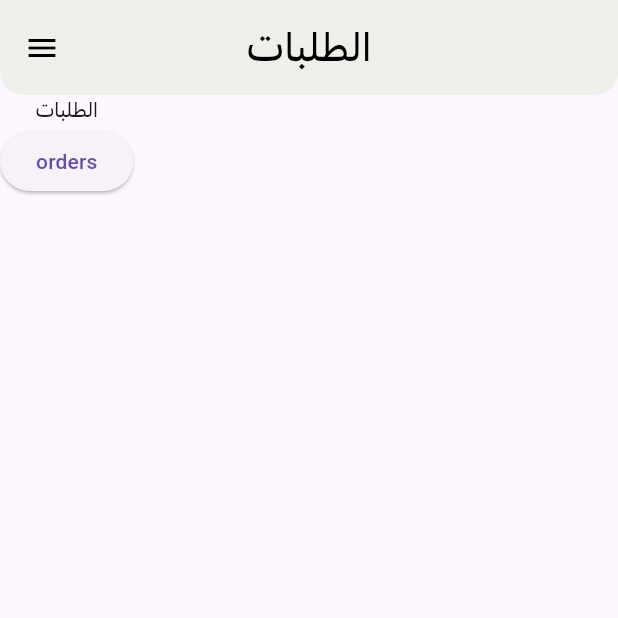
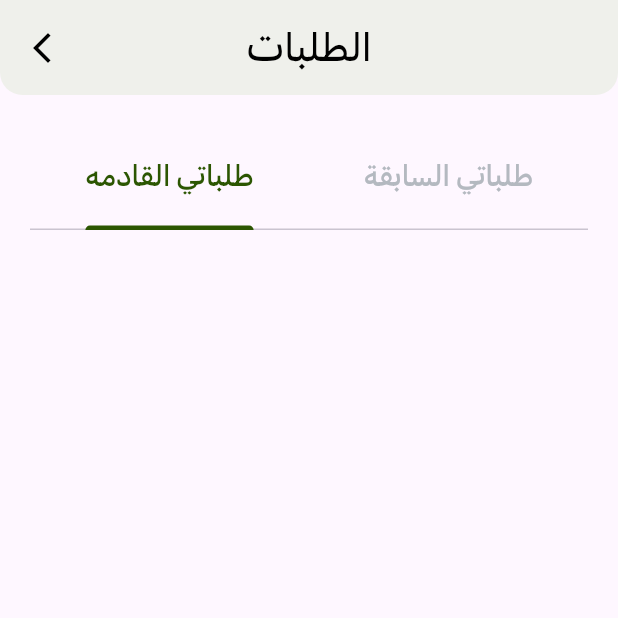
Before and after one commit to Raff22/final_bootcamp, a Flutter app: the ProviderBookingRequestsView screen opened directly, on a phone screen of 412 x 824 dp, the top half of it. Run offline on Flutter 3.47's test engine with Material 3 defaults, Android fonts, the phone set to English and light mode, and no system bars; our stand-ins replace bloc, cached_network_image, carousel_slider, easy_localization, flutter_bloc, flutter_dotenv and 4 more; missing offline and left inert: timer_button; accounts and stored records are empty.

Commit message:
orders provider done

```diff
--- a/fazzah_user/lib/bloc/order_bloc/order_bloc.dart
+++ b/fazzah_user/lib/bloc/order_bloc/order_bloc.dart
@@ -4,6 +4,7 @@ import 'package:fazzah_user/bloc/order_bloc/order_state.dart';
 import 'package:fazzah_user/database/get_data.dart';
 import 'package:fazzah_user/models/order_model.dart';
 import 'package:fazzah_user/models/provider_model.dart';
+import 'package:fazzah_user/models/user_model.dart';
 
 import 'package:flutter_bloc/flutter_bloc.dart';
 
@@ -20,7 +21,19 @@ class OrderBloc extends Bloc<OrderEvent, OrderState> {
 
         emit(ShowUserOrdersState(isDoneMap: isDone, notDoneMap: notDone));
       } catch (error) {
-        print(error.toString());
+        emit(OrderErrorState(error: "حدث خطأ في النظام"));
+      }
+    });
+    on<RequestAllProviderOrdersEvent>((event, emit) async {
+      emit(OrderLoadingState());
+      try {
+        final Map<Order, UserModel> isDone =
+            await SupaGetAndDelete().getDoneOrdersProvider();
+
+        final Map<Order, UserModel> notDone =
+            await SupaGetAndDelete().getNotDoneOrdersProvider();
+        emit(ShowProviderOrdersState(isDoneMap: isDone, notDoneMap: notDone));
+      } catch (error) {
         emit(OrderErrorState(error: "حدث خطأ في النظام"));
       }
     });
--- a/fazzah_user/lib/bloc/order_bloc/order_event.dart
+++ b/fazzah_user/lib/bloc/order_bloc/order_event.dart
@@ -1,3 +1,5 @@
 abstract class OrderEvent {}
 
 class RequestAllUserOrdersEvent extends OrderEvent {}
+
+class RequestAllProviderOrdersEvent extends OrderEvent {}
--- a/fazzah_user/lib/bloc/order_bloc/order_state.dart
+++ b/fazzah_user/lib/bloc/order_bloc/order_state.dart
@@ -1,5 +1,6 @@
 import 'package:fazzah_user/models/order_model.dart';
 import 'package:fazzah_user/models/provider_model.dart';
+import 'package:fazzah_user/models/user_model.dart';
 
 abstract class OrderState {}
 
@@ -12,6 +13,13 @@ class ShowUserOrdersState extends OrderState {
   ShowUserOrdersState({required this.isDoneMap, required this.notDoneMap});
 }
 
+class ShowProviderOrdersState extends OrderState {
+  final Map<Order, UserModel> isDoneMap;
+  final Map<Order, UserModel> notDoneMap;
+
+  ShowProviderOrdersState({required this.isDoneMap, required this.notDoneMap});
+}
+
 class OrderErrorState extends OrderState {
   final String error;
 
--- a/fazzah_user/lib/database/get_data.dart
+++ b/fazzah_user/lib/database/get_data.dart
@@ -184,8 +184,59 @@ class SupaGetAndDelete {
       } else {
         for (var map in response) {
           if (map['is_done'] == false) {
+            print("not doneeeee");
             final Order order = Order.fromJson(map);
             final ProviderModel temp = await getProvider(map['provider']);
+            data[order] = temp;
+          }
+        }
+        return data;
+      }
+    } catch (error) {
+      print(error.toString());
+      return data;
+    }
+  }
+
+  getDoneOrdersProvider() async {
+    final String id = supabase.auth.currentUser!.id;
+    Map<Order, UserModel> data = {};
+    try {
+      final response =
+          await supabase.from('orders').select().eq('provider', id);
+      if (response.isEmpty) {
+        return data;
+      } else {
+        print("getDoneOrdersProvider else");
+        for (var map in response) {
+          if (map['is_done']) {
+            final Order order = Order.fromJson(map);
+            final UserModel temp = await getUser(userId: map['user']);
+            print(temp.id);
+            data[order] = temp;
+          }
+        }
+        return data;
+      }
+    } catch (error) {
+      print(error.toString());
+      return data;
+    }
+  }
+
+  getNotDoneOrdersProvider() async {
+    final String id = supabase.auth.currentUser!.id;
+    Map<Order, UserModel> data = {};
+    try {
+      final response =
+          await supabase.from('orders').select().eq('provider', id);
+      if (response.isEmpty) {
+        return data;
+      } else {
+        for (var map in response) {
+          if (map['is_done'] == false) {
+            final Order order = Order.fromJson(map);
+            final UserModel temp = await getUser(userId: map['user']);
             data[order] = temp;
           }
         }
@@ -293,7 +344,7 @@ class SupaGetAndDelete {
   }
 
   //----------------- get User ------------------------
-  Future<UserModel?> getUser({required String userId}) async {
+  getUser({required String userId}) async {
     try {
       final response = await supabase.from('users').select().eq('id', userId);
       if (response.isEmpty) {
--- a/fazzah_user/lib/views/provider_view/provider_booking_requests_view.dart
+++ b/fazzah_user/lib/views/provider_view/provider_booking_requests_view.dart
@@ -1,32 +1,162 @@
+import 'package:fazzah_user/bloc/order_bloc/order_bloc.dart';
+import 'package:fazzah_user/bloc/order_bloc/order_event.dart';
+import 'package:fazzah_user/bloc/order_bloc/order_state.dart';
+import 'package:fazzah_user/constant/color.dart';
+import 'package:fazzah_user/constant/layout.dart';
+import 'package:fazzah_user/global/global_widget/container_widget.dart';
+import 'package:fazzah_user/global/global_widget/text_widget.dart';
+import 'package:fazzah_user/models/order_model.dart';
 import 'package:fazzah_user/models/provider_model.dart';
+import 'package:fazzah_user/models/user_model.dart';
 import 'package:fazzah_user/utils/extentions/navigaton_extentions.dart';
+import 'package:fazzah_user/utils/extentions/size_extentions.dart';
 import 'package:fazzah_user/utils/helpers/appbar_creator.dart';
-import 'package:fazzah_user/views/auth_views/signup_view/provider_views/provider_chat.dart';
-import 'package:fazzah_user/views/provider_view/provider_widget/drawer_provider_widget.dart';
+import 'package:fazzah_user/utils/helpers/map_splitter.dart';
+import 'package:fazzah_user/views/booking_views/tracking_view.dart';
+import 'package:fazzah_user/views/user_main_views/coustom_wedgets/provider_order_widgets.dart';
+import 'package:fazzah_user/views/user_main_views/coustom_wedgets/user_order_widget.dart';
 import 'package:flutter/material.dart';
+import 'package:flutter_bloc/flutter_bloc.dart';
 
-class ProviderBookingRequestsView extends StatelessWidget {
+class ProviderBookingRequestsView extends StatefulWidget {
   const ProviderBookingRequestsView({super.key, this.providerModel});
   final ProviderModel? providerModel;
 
   @override
+  State<ProviderBookingRequestsView> createState() =>
+      _ProviderBookingRequestsViewState();
+}
+
+class _ProviderBookingRequestsViewState
+    extends State<ProviderBookingRequestsView>
+    with SingleTickerProviderStateMixin {
+  late TabController tabsController;
+  @override
+  void initState() {
+    super.initState();
+    tabsController = TabController(length: 2, vsync: this);
+    context.read<OrderBloc>().add(RequestAllProviderOrdersEvent());
+  }
+
+  @override
+  void dispose() {
+    tabsController.dispose();
+    super.dispose();
+  }
+
+  @override
   Widget build(BuildContext context) {
     return Scaffold(
-      appBar:
-          createAppBar(context: context, title: 'الطلبات', centerTitle: true),
-      drawer: DrawerProviderWidget(providerModel: providerModel),
-      body: SafeArea(
+      appBar: createAppBar(
+          leading: IconButton(
+              icon: const Icon(Icons.arrow_back_ios_new_sharp),
+              onPressed: () {
+                context.popScreen();
+              }),
+          context: context,
+          title: "الطلبات"),
+      body: Padding(
+        padding: const EdgeInsets.all(20.0),
         child: Column(
           children: [
-            Text('الطلبات'),
-            ElevatedButton(
-                onPressed: () {
-                  context.pushScreen(screen: const ProviderChat());
+            SizedBox(
+              width: context.getWidth(
+                  divide: 1.02), // Ensure this method is defined
+              height: 70,
+              child: TabBar(
+                  indicatorColor: green,
+                  labelStyle:
+                      const TextStyle(fontSize: 20, fontFamily: "SF-Arabic"),
+                  labelColor: green,
+                  unselectedLabelColor: grey,
+                  controller: tabsController,
+                  tabs: const [
+                    Tab(text: "طلباتي القادمه"),
+                    Tab(text: "طلباتي السابقة"),
+                  ]),
+            ),
+            Expanded(
+              child: BlocBuilder<OrderBloc, OrderState>(
+                builder: (context, state) {
+                  if (state is OrderLoadingState) {
+                    return const Center(
+                        child: CircularProgressIndicator(color: green));
+                  } else if (state is ShowProviderOrdersState) {
+                    final List<Order> ordersDone =
+                        splitMapToKeyList(state.isDoneMap);
+                    final List<UserModel> usersDone =
+                        splitMapToValueList(state.isDoneMap);
+                    final List<Order> ordersNotDone =
+                        splitMapToKeyList(state.notDoneMap);
+                    final List<UserModel> usersNotDone =
+                        splitMapToValueList(state.notDoneMap);
+                    return TabBarView(
+                      controller: tabsController,
+                      children: [
+                        orderListViewP(
+                            usersList: usersDone, orderList: ordersDone),
+                        orderListViewP(
+                            usersList: usersNotDone, orderList: ordersNotDone)
+                      ],
+                    );
+                  } else if (state is OrderErrorState) {
+                    return Center(child: Text(state.error));
+                  }
+                  return Container();
                 },
-                child: Text("orders"))
+              ),
+            ),
           ],
         ),
       ),
     );
   }
+
+  Widget orderListViewP(
+      {required List<UserModel> usersList, required List<Order> orderList}) {
+    return Padding(
+      padding: const EdgeInsets.symmetric(vertical: 20.0, horizontal: 20),
+      child: SizedBox(
+        width: context.getWidth(divide: 1.02),
+        height: context.getHeight(),
+        child: ListView.separated(
+          itemCount: orderList.length,
+          itemBuilder: (context, index) => ProviderOrderCard(
+              user: usersList[index], order: orderList[index]),
+          separatorBuilder: (BuildContext context, int index) => height20,
+        ),
+      ),
+    );
+    // return Container(
+    //   width: context.getWidth(divide: 1.02),
+    //   padding: const EdgeInsets.all(8.0),
+    //   child: Column(
+    //     mainAxisSize: MainAxisSize.min,
+    //     children: [
+    //       ListTile(
+    //         title: const Text("hhhhhhhhh"),
+    //         trailing: Row(
+    //           mainAxisSize: MainAxisSize.min,
+    //           children: [
+    //             ContactWidget(icon: Icons.chat, onpressed: () {}),
+    //             ContactWidget(icon: Icons.phone, onpressed: () {}),
+    //           ],
+    //         ),
+    //       ),
+    //       ContainerWidget(
+    //           contanierBorderRadius: 10,
+    //           containerWidth: context.getWidth(),
+    //           containerHeight: 48,
+    //           containerColor: green,
+    //           onPressed: () {},
+    //           child: const Center(
+    //               child: TextWidget(
+    //             text: "تفاصيل الطلب",
+    //             textSize: 25,
+    //             textColor: lightGrey,
+    //           ))),
+    //     ],
+    //   ),
+    // );
+  }
 }
--- /dev/null
+++ b/fazzah_user/lib/views/user_main_views/coustom_wedgets/provider_order_widgets.dart
@@ -0,0 +1,53 @@
+import 'package:cached_network_image/cached_network_image.dart';
+import 'package:fazzah_user/constant/color.dart';
+import 'package:fazzah_user/constant/layout.dart';
+import 'package:fazzah_user/global/global_widget/container_widget.dart';
+import 'package:fazzah_user/global/global_widget/text_widget.dart';
+import 'package:fazzah_user/models/order_model.dart';
+import 'package:fazzah_user/models/user_model.dart';
+import 'package:fazzah_user/utils/extentions/size_extentions.dart';
+import 'package:fazzah_user/views/booking_views/tracking_view.dart';
+import 'package:flutter/material.dart';
+
+class ProviderOrderCard extends StatelessWidget {
+  const ProviderOrderCard({super.key, required this.order, required this.user});
+  final UserModel user;
+  final Order order;
+
+  @override
+  Widget build(BuildContext context) {
+    return SizedBox(
+      width: context.getWidth(divide: 1.02),
+      height: 200,
+      child: Column(
+        mainAxisSize: MainAxisSize.min,
+        children: [
+          ListTile(
+            title: TextWidget(text: "${user.name}", textSize: 20),
+            trailing: Row(
+              mainAxisSize: MainAxisSize.min,
+              children: [
+                ContactWidget(icon: Icons.chat, onpressed: () {}),
+                width20,
+                ContactWidget(icon: Icons.phone, onpressed: () {}),
+              ],
+            ),
+          ),
+          height10,
+          ContainerWidget(
+              contanierBorderRadius: 10,
+              containerWidth: context.getWidth(),
+              containerHeight: 48,
+              containerColor: green,
+              onPressed: () {},
+              child: const Center(
+                  child: TextWidget(
+                text: "تفاصيل الطلب",
+                textSize: 25,
+                textColor: lightGrey,
+              ))),
+        ],
+      ),
+    );
+  }
+}
--- a/fazzah_user/lib/views/user_main_views/order_cart_screen.dart
+++ b/fazzah_user/lib/views/user_main_views/order_cart_screen.dart
@@ -22,7 +22,6 @@ class OrderCartScreen extends StatefulWidget {
 class _OrderCartScreenState extends State<OrderCartScreen>
     with SingleTickerProviderStateMixin {
   late TabController tabsController;
-  List<Order> orders = [];
   @override
   void initState() {
     super.initState();
```
